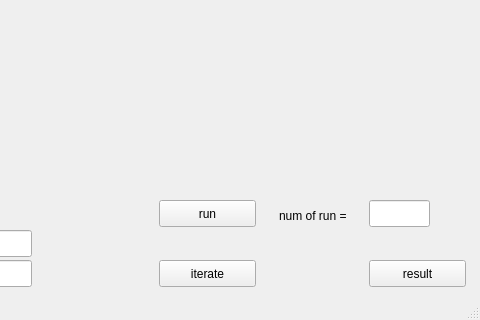
Above: ui/pp.ui from amirrassafi/pathplanning before the change; both pictures show x 561 to 1041 and y 410 to 730 of the 1041 by 730 pixel window. Below: the same form after it.
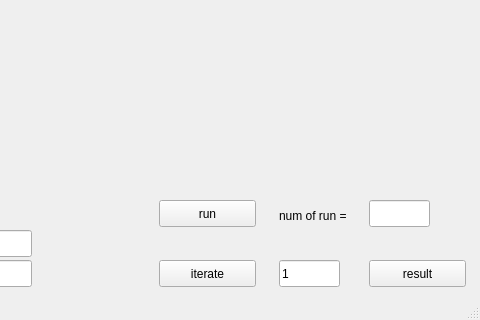
That is the form after the change. Custom widgets are drawn as their Qt base class.

What changed in the file:
```diff
--- a/ui/pp.ui
+++ b/ui/pp.ui
@@ -216,6 +216,19 @@
      <string>result</string>
     </property>
    </widget>
+   <widget class="QLineEdit" name="iter_num">
+    <property name="geometry">
+     <rect>
+      <x>840</x>
+      <y>670</y>
+      <width>61</width>
+      <height>27</height>
+     </rect>
+    </property>
+    <property name="text">
+     <string>1</string>
+    </property>
+   </widget>
   </widget>
   <widget class="QMenuBar" name="menubar">
    <property name="geometry">
```
